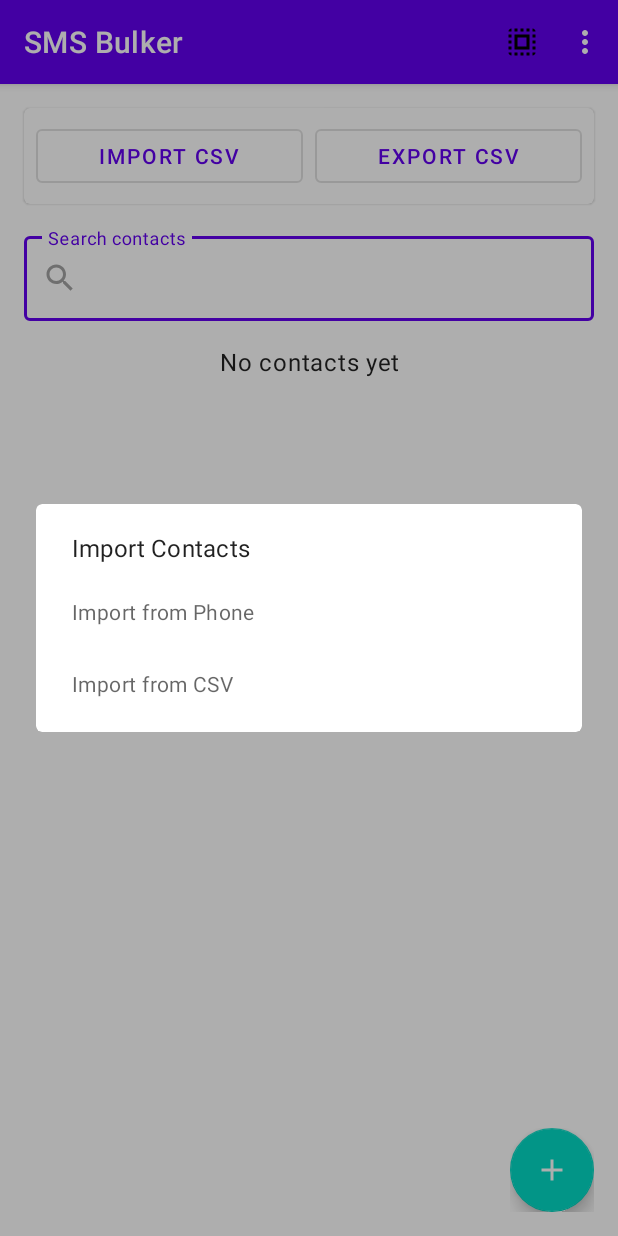
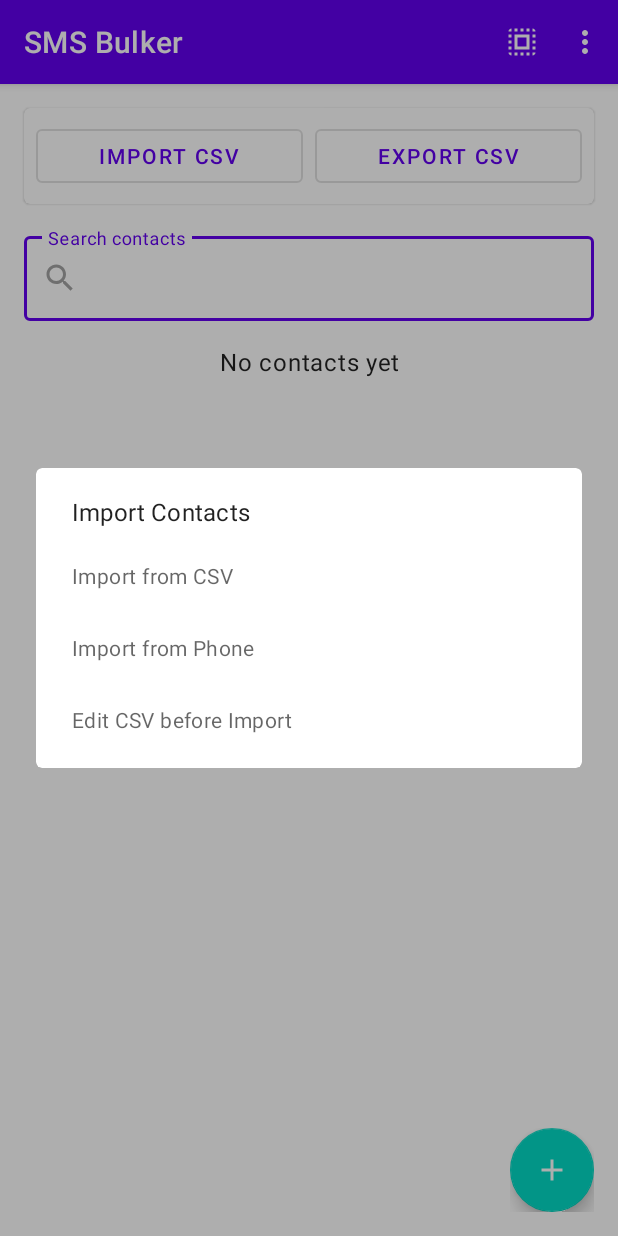
Before and after one commit to successgroup/SMSBULKER, an Android app: the fragment ContactsFragment shown on its own in the app's theme, after a tap on "IMPORT CSV", on a phone screen of 412 x 824 dp. Run offline under Robolectric (Android 15) with nearby library versions, the light colour scheme and no system bars; our stand-ins replace Dagger/Hilt's generated code; libraries missing offline, so code that uses them is left out: com.squareup.anvil; 2 statements that could not run were skipped.

Commit message:
Version 1 with csv and contact features fully functional

```diff
--- a/app/src/main/java/com/gscube/smsbulker/di/AppComponent.kt
+++ b/app/src/main/java/com/gscube/smsbulker/di/AppComponent.kt
@@ -15,7 +15,6 @@ import com.gscube.smsbulker.ui.csvEditor.CsvEditorFragment
 import com.gscube.smsbulker.ui.home.HomeFragment
 import com.gscube.smsbulker.ui.templates.PreviewTemplateDialog
 import com.gscube.smsbulker.ui.templates.TemplatesFragment
-import com.gscube.smsbulker.ui.test.TestSmsActivity
 import com.squareup.anvil.annotations.MergeComponent
 import dagger.BindsInstance
 import dagger.Component
@@ -42,7 +41,6 @@ interface AppComponent : ViewModelComponent {
     fun inject(fragment: ContactsFragment)
     fun inject(fragment: CsvEditorFragment)
     fun inject(dialog: PreviewTemplateDialog)
-    fun inject(activity: TestSmsActivity)
 
     @Component.Factory
     interface Factory {
--- a/app/src/main/java/com/gscube/smsbulker/repository/impl/BulkSmsRepositoryImpl.kt
+++ b/app/src/main/java/com/gscube/smsbulker/repository/impl/BulkSmsRepositoryImpl.kt
@@ -66,7 +66,7 @@ class BulkSmsRepositoryImpl @Inject constructor(
 
             // Create the request
             val smsRequest = ArkeselSmsRequest(
-                sender = request.senderId.takeIf { !it.isNullOrBlank() } ?: "SMSBULKER",
+                sender = request.senderId.takeIf { !it.isNullOrBlank() } ?: "GSCube",
                 message = if (request.messageTemplate?.variables?.isNotEmpty() == true) {
                     convertToArkeselTemplate(messageText)
                 } else {
--- a/app/src/main/java/com/gscube/smsbulker/repository/impl/SmsRepositoryImpl.kt
+++ b/app/src/main/java/com/gscube/smsbulker/repository/impl/SmsRepositoryImpl.kt
@@ -89,7 +89,7 @@ class SmsRepositoryImpl @Inject constructor(
         }
 
         val request = ArkeselSmsRequest(
-            sender = sender ?: "SMSBULKER",
+            sender = sender ?: "GSCube",
             message = if (message.contains("{")) {
                 convertToArkeselTemplate(message)
             } else {
--- a/app/src/main/java/com/gscube/smsbulker/ui/contacts/ContactsAdapter.kt
+++ b/app/src/main/java/com/gscube/smsbulker/ui/contacts/ContactsAdapter.kt
@@ -49,8 +49,10 @@ class ContactsAdapter(
         onSelectionChanged(selectedContacts)
     }
 
+    fun areAllSelected(): Boolean = selectedContacts.size == currentList.size
+
     fun toggleSelection() {
-        if (selectedContacts.size == currentList.size) {
+        if (areAllSelected()) {
             deselectAll()
         } else {
             selectAll()
--- a/app/src/main/java/com/gscube/smsbulker/ui/contacts/ContactsFragment.kt
+++ b/app/src/main/java/com/gscube/smsbulker/ui/contacts/ContactsFragment.kt
@@ -30,6 +30,7 @@ import com.gscube.smsbulker.data.model.Contact
 import com.gscube.smsbulker.databinding.FragmentContactsBinding
 import com.gscube.smsbulker.databinding.FragmentEditContactBinding
 import com.gscube.smsbulker.SmsBulkerApplication
+import com.gscube.smsbulker.ui.csvEditor.CsvEditorFragmentArgs
 import kotlinx.coroutines.flow.collectLatest
 import kotlinx.coroutines.launch
 import javax.inject.Inject
@@ -79,6 +80,24 @@ class ContactsFragment : Fragment() {
                 viewModel.importContactsFromCsv(selectedUri)
             } catch (e: Exception) {
                 Snackbar.make(binding.root, "Failed to import CSV: ${e.message}", Snackbar.LENGTH_LONG).show()
+            }
+        }
+    }
+
+    private val csvEditorFilePicker = registerForActivityResult(
+        ActivityResultContracts.OpenDocument()
+    ) { uri ->
+        uri?.let { selectedUri ->
+            try {
+                // Take persistable permission
+                requireContext().contentResolver.takePersistableUriPermission(
+                    selectedUri,
+                    Intent.FLAG_GRANT_READ_URI_PERMISSION or Intent.FLAG_GRANT_WRITE_URI_PERMISSION
+                )
+                val args = bundleOf("csvUri" to selectedUri)
+                findNavController().navigate(R.id.action_global_to_csvEditor, args)
+            } catch (e: Exception) {
+                Snackbar.make(binding.root, "Failed to open CSV: ${e.message}", Snackbar.LENGTH_LONG).show()
             }
         }
     }
@@ -188,6 +207,9 @@ class ContactsFragment : Fragment() {
 
         // Show/hide selection actions based on selection state
         val hasSelection = contactsAdapter.getSelectedContacts().isNotEmpty()
+        val selectAllItem = menu.findItem(R.id.action_select_all)
+        selectAllItem?.isChecked = hasSelection && contactsAdapter.areAllSelected()
+
         menu.findItem(R.id.action_delete_selected)?.isVisible = hasSelection
         menu.findItem(R.id.action_send_selected)?.isVisible = hasSelection
         menu.findItem(R.id.action_export_selected)?.isVisible = hasSelection
@@ -198,6 +220,7 @@ class ContactsFragment : Fragment() {
     override fun onOptionsItemSelected(item: MenuItem): Boolean {
         return when (item.itemId) {
             R.id.action_select_all -> {
+                item.isChecked = !item.isChecked
                 contactsAdapter.toggleSelection()
                 true
             }
@@ -213,12 +236,26 @@ class ContactsFragment : Fragment() {
                 showExportDialog(contactsAdapter.getSelectedContacts().toList())
                 true
             }
-            R.id.action_import_csv -> {
+            R.id.action_import -> {
                 showImportDialog()
                 true
             }
             else -> super.onOptionsItemSelected(item)
         }
+    }
+
+    private fun showImportDialog() {
+        val options = arrayOf("Import from CSV", "Import from Phone", "Edit CSV before Import")
+        MaterialAlertDialogBuilder(requireContext())
+            .setTitle("Import Contacts")
+            .setItems(options) { _, which ->
+                when (which) {
+                    0 -> checkPermissionsAndImportCsv()
+                    1 -> checkContactsPermissionAndImport()
+                    2 -> csvEditorFilePicker.launch(arrayOf("text/csv", "text/comma-separated-values"))
+                }
+            }
+            .show()
     }
 
     private fun showDeleteConfirmationDialog(contacts: List<Contact>) {
@@ -243,9 +280,10 @@ class ContactsFragment : Fragment() {
     }
 
     private fun showExportDialog(contacts: List<Contact>) {
+        val options = arrayOf("Export to CSV", "Export to Phone Contacts")
         MaterialAlertDialogBuilder(requireContext())
             .setTitle("Export Contacts")
-            .setItems(arrayOf("Export to CSV", "Export to Phone")) { _, which ->
+            .setItems(options) { _, which ->
                 when (which) {
                     0 -> exportContactsToCSV(contacts)
                     1 -> exportContactsToPhone(contacts)
@@ -263,6 +301,11 @@ class ContactsFragment : Fragment() {
     }
 
     private fun exportContactsToPhone(contacts: List<Contact>) {
+        if (contacts.isEmpty()) {
+            Snackbar.make(binding.root, "No contacts selected to export", Snackbar.LENGTH_SHORT).show()
+            return
+        }
+
         if (Build.VERSION.SDK_INT >= Build.VERSION_CODES.M) {
             requestPermissionLauncher.launch(arrayOf(Manifest.permission.WRITE_CONTACTS))
         } else {
@@ -307,18 +350,6 @@ class ContactsFragment : Fragment() {
         }
     }
 
-    private fun showImportDialog() {
-        MaterialAlertDialogBuilder(requireContext())
-            .setTitle("Import Contacts")
-            .setItems(arrayOf("Import from Phone", "Import from CSV")) { _, which ->
-                when (which) {
-                    0 -> checkPermissionsAndImportContacts()
-                    1 -> checkPermissionsAndImportCsv()
-                }
-            }
-            .show()
-    }
-
     private fun checkPermissionsAndImportCsv() {
         if (Build.VERSION.SDK_INT >= Build.VERSION_CODES.R) {
             csvFilePicker.launch(arrayOf("text/csv", "text/comma-separated-values", "application/csv"))
@@ -334,7 +365,7 @@ class ContactsFragment : Fragment() {
         }
     }
 
-    private fun checkPermissionsAndImportContacts() {
+    private fun checkContactsPermissionAndImport() {
         if (Build.VERSION.SDK_INT >= Build.VERSION_CODES.M) {
             requestPermissionLauncher.launch(arrayOf(Manifest.permission.READ_CONTACTS))
         } else {
--- a/app/src/main/java/com/gscube/smsbulker/ui/home/HomeFragment.kt
+++ b/app/src/main/java/com/gscube/smsbulker/ui/home/HomeFragment.kt
@@ -134,7 +134,9 @@ class HomeFragment : Fragment() {
     }
 
     private fun setupRecyclerView() {
-        recipientsAdapter = RecipientsAdapter()
+        recipientsAdapter = RecipientsAdapter { recipient ->
+            viewModel.removeRecipient(recipient)
+        }
         binding.recipientsRecyclerView.apply {
             adapter = recipientsAdapter
             layoutManager = LinearLayoutManager(requireContext())
--- a/app/src/main/res/layout/app_bar_main.xml
+++ b/app/src/main/res/layout/app_bar_main.xml
@@ -15,6 +15,7 @@
             android:layout_width="match_parent"
             android:layout_height="?attr/actionBarSize"
             android:background="?attr/colorPrimary"
+            android:theme="@style/Theme.SMSBulker.AppBarOverlay"
             app:popupTheme="@style/Theme.SMSBulker.PopupOverlay" />
 
     </com.google.android.material.appbar.AppBarLayout>
--- a/app/src/main/res/menu/menu_contacts.xml
+++ b/app/src/main/res/menu/menu_contacts.xml
@@ -6,6 +6,8 @@
         android:id="@+id/action_select_all"
         android:icon="@drawable/ic_select_all"
         android:title="Select All"
+        android:checkable="true"
+        app:iconTint="@color/white"
         app:showAsAction="ifRoom" />
 
     <item
@@ -32,30 +34,12 @@
     <item
         android:id="@+id/action_import"
         android:icon="@drawable/ic_import"
-        android:title="Import Contacts"
-        app:showAsAction="never">
-        <menu>
-            <item
-                android:id="@+id/action_import_csv"
-                android:title="Import from CSV" />
-            <item
-                android:id="@+id/action_import_phone"
-                android:title="Import from Phone" />
-        </menu>
-    </item>
+        android:title="Import"
+        app:showAsAction="never" />
 
     <item
         android:id="@+id/action_export"
         android:icon="@drawable/ic_export"
         android:title="Export All"
-        app:showAsAction="never">
-        <menu>
-            <item
-                android:id="@+id/action_export_csv"
-                android:title="Export to CSV" />
-            <item
-                android:id="@+id/action_export_phone"
-                android:title="Export to Phone" />
-        </menu>
-    </item>
+        app:showAsAction="never" />
 </menu>
```
Also changed, not shown: app/src/main/AndroidManifest.xml (+0 -9 lines), app/src/main/java/com/gscube/smsbulker/ui/csvEditor/CsvEditorFragment.kt (+6 -1 lines), app/src/main/java/com/gscube/smsbulker/ui/csvEditor/CsvEditorViewModel.kt (+8 -0 lines), app/src/main/java/com/gscube/smsbulker/ui/csvEditor/TableAdapter.kt (+7 -52 lines), app/src/main/java/com/gscube/smsbulker/ui/home/HomeViewModel.kt (+8 -0 lines), app/src/main/java/com/gscube/smsbulker/ui/home/RecipientsAdapter.kt (+8 -1 lines), app/src/main/java/com/gscube/smsbulker/ui/test/TestSmsActivity.kt (deleted, +0 -32 lines), app/src/main/java/com/gscube/smsbulker/utils/SmsTestUtil.kt (deleted, +0 -91 lines), app/src/main/res/layout/fragment_home.xml (+10 -8 lines), app/src/main/res/layout/item_recipient.xml (+10 -0 lines), app/src/main/res/navigation/nav_graph.xml (+10 -2 lines), app/src/main/res/values/themes.xml (+7 -1 lines).
